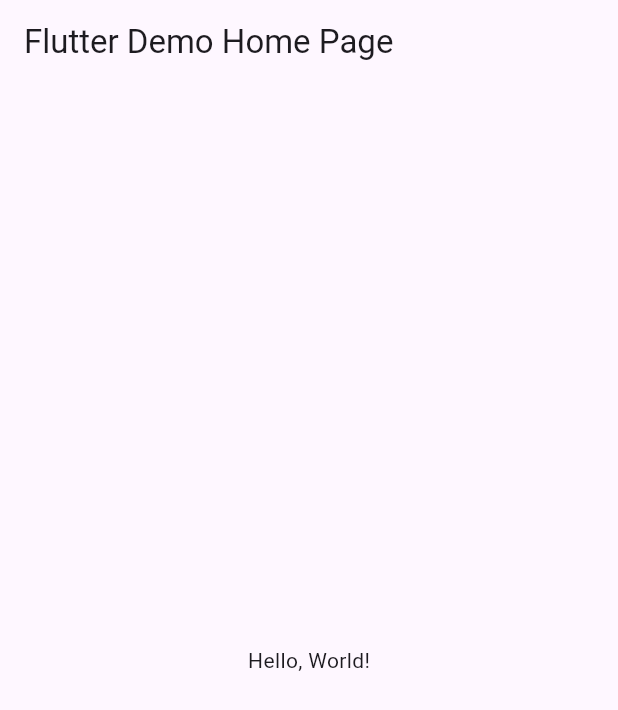
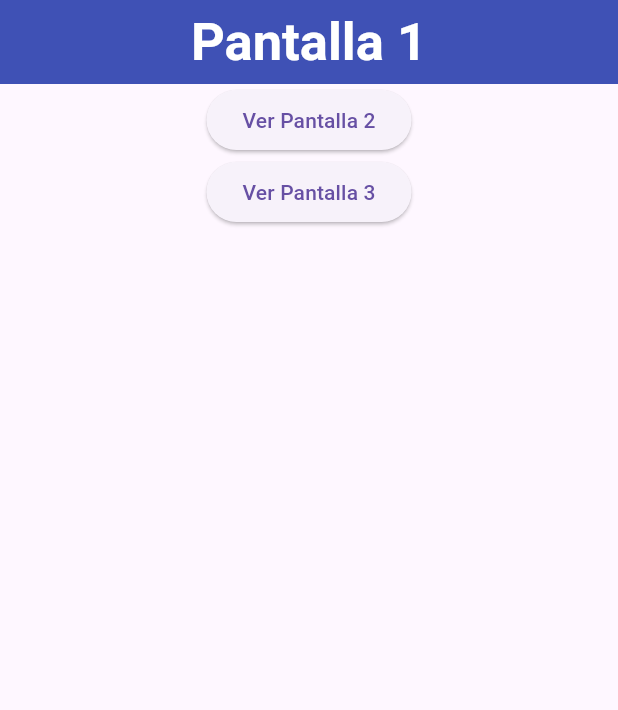
Before and after one commit to Asyhbd2/Rutas6J_DeLeon, a Flutter app: the screen it shows after launch, on a phone screen of 412 x 824 dp. Shown: the top 710 px of the screen. Run offline on Flutter 3.47's test engine with Material 3 defaults, Android fonts, the phone set to English and light mode, and no system bars.

Commit message:
pushear cambios 2

```diff
--- /dev/null
+++ b/lib/Pagina_uno.dart
@@ -0,0 +1,39 @@
+import 'package:flutter/material.dart';
+
+class PantallaUno extends StatelessWidget {
+  const PantallaUno({Key? key}) : super(key: key);
+
+  @override
+  Widget build(BuildContext context) {
+    return Scaffold(
+        appBar: AppBar(
+          title: const Text(
+            "Pantalla 1",
+            style: TextStyle(
+                color: Colors.white, fontSize: 35, fontWeight: FontWeight.bold),
+          ),
+          centerTitle: true,
+          backgroundColor: Colors.indigo,
+        ),
+        body: Column(
+          children: [
+            Center(
+              child: ElevatedButton(
+                onPressed: () {
+                  Navigator.pushNamed(context, '/pantalla2');
+                },
+                child: const Text("Ver Pantalla 2"),
+              ),
+            ),
+            Center(
+              child: ElevatedButton(
+                onPressed: () {
+                  Navigator.pushNamed(context, '/pantalla3');
+                },
+                child: const Text("Ver Pantalla 3"),
+              ),
+            ),
+          ],
+        ));
+  }
+}
--- a/lib/main.dart
+++ b/lib/main.dart
@@ -1,43 +1,25 @@
+import 'package:deleonrutas/Pagina_tres.dart';
 import 'package:flutter/material.dart';
+import 'package:deleonrutas/Pagina_uno.dart';
+import 'package:deleonrutas/Pagina_dos.dart';
+import 'package:deleonrutas/Pagina_tres.dart';
 
-void main() => runApp(MyApp());
+void main() => runApp(MiRutasApp());
 
-class MyApp extends StatelessWidget {
-  const MyApp({super.key});
-  // This widget is the root of your application.
+class MiRutasApp extends StatelessWidget {
+  const MiRutasApp({Key? key}) : super(key: key);
+
   @override
   Widget build(BuildContext context) {
     return MaterialApp(
-      // Application name
-      title: 'Flutter Hello World',
-      // Application theme data, you can set the colors for the application as
-      // you want
-      theme: ThemeData(
-        // useMaterial3: false,
-        primarySwatch: Colors.blue,
-      ),
-      // A widget which will be started on application startup
-      home: MyHomePage(title: 'Flutter Demo Home Page'),
+      debugShowCheckedModeBanner: false,
+      title: "Entre Paginas Routes",
+      initialRoute: '/',
+      routes: {
+        '/': (context) => const PantallaUno(),
+        '/pantalla2': (context) => const PantallaDos(),
+        '/pantalla3': (context) => const PantallaTres()
+      },
     );
   }
 }
-
-class MyHomePage extends StatelessWidget {
-  final String title;
-  const MyHomePage({super.key, required this.title});
-
-  @override
-  Widget build(BuildContext context) {
-    return Scaffold(
-      appBar: AppBar(
-        // The title text which will be shown on the action bar
-        title: Text(title),
-      ),
-      body: Center(
-        child: Text(
-          'Hello, World!',
-        ),
-      ),
-    );
-  }
-}
```
Also changed, not shown: lib/Pagina_dos.dart (added, +28 -0 lines), lib/Pagina_tres.dart (added, +28 -0 lines).
